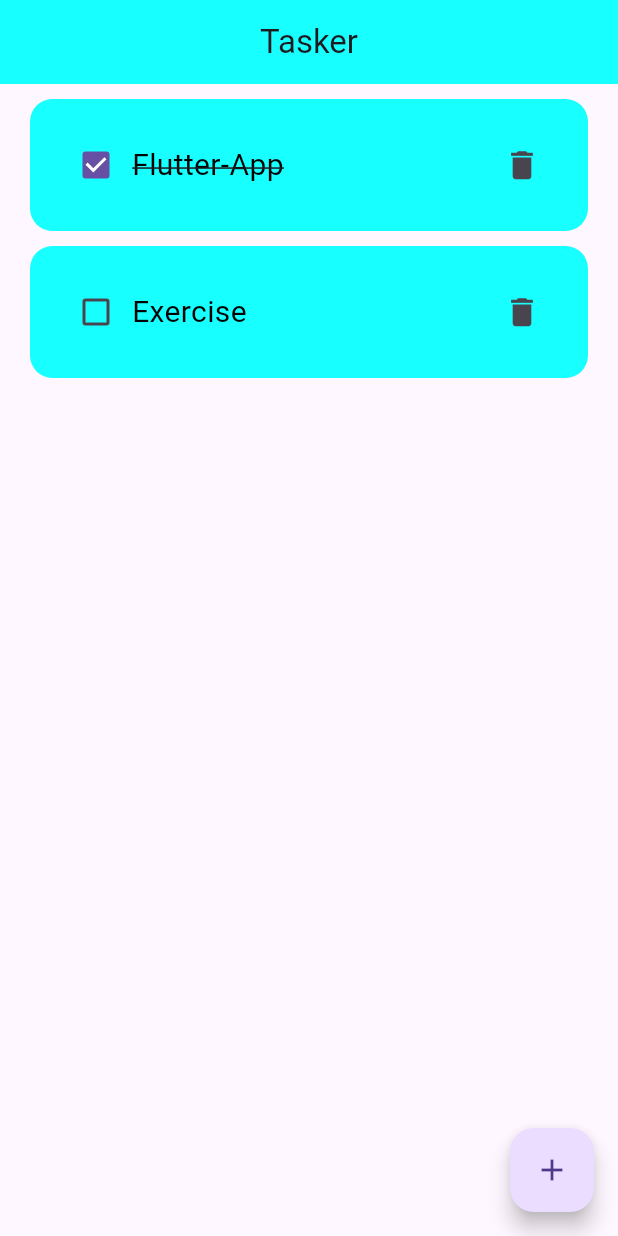
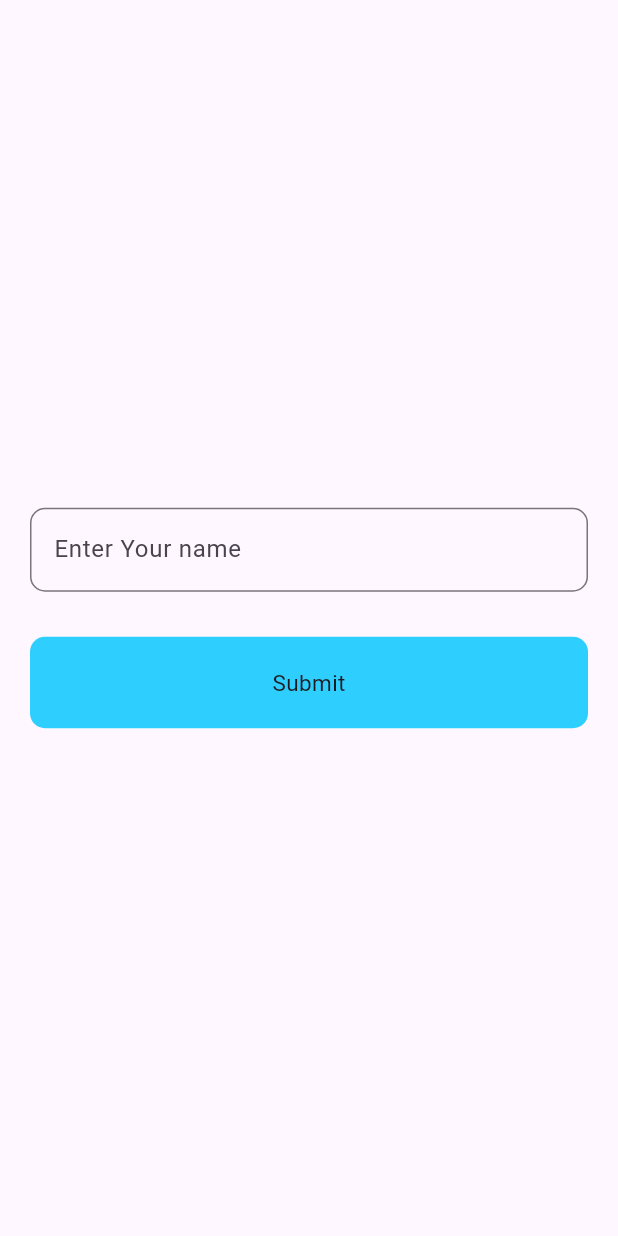
Before and after one commit to sahil-ingle/tasker-app, a Flutter app: the screen it shows after launch, on a phone screen of 412 x 824 dp. Run offline on Flutter 3.47's test engine with Material 3 defaults, Android fonts, the phone set to English and light mode, and no system bars; our stand-ins replace hive, hive_flutter; accounts and stored records are empty.

Commit message:
final update

```diff
--- /dev/null
+++ b/lib/auth/new_or_existing.dart
@@ -0,0 +1,19 @@
+import 'package:flutter/material.dart';
+import 'package:hive_flutter/adapters.dart';
+import 'package:tasker/pages/first_page.dart';
+import 'package:tasker/pages/home_page.dart';
+
+class NewOrExisting extends StatelessWidget {
+  NewOrExisting({super.key});
+
+  final _myBox = Hive.box("myBox");
+
+  @override
+  Widget build(BuildContext context) {
+    if(_myBox.get("name") == null){
+      return FirstPage();
+    }else{
+      return HomePage();
+    }
+  }
+}
--- a/lib/components/my_dialog_box.dart
+++ b/lib/components/my_dialog_box.dart
@@ -13,14 +13,14 @@ class MyDialogBox extends StatelessWidget {
   @override
   Widget build(BuildContext context) {
     return AlertDialog(
-      backgroundColor: Colors.cyanAccent,
-      content: Container(
+      backgroundColor: Colors.white,
+      content: SizedBox(
         height: 200,
         child: Column(
           mainAxisAlignment: MainAxisAlignment.center,
           children: [
             MyTextField(controller: mycontroller, obscureText: false, hintText: "Enter the task",),
-            SizedBox(height: 20,),
+            const SizedBox(height: 20,),
             Row(
               mainAxisAlignment: MainAxisAlignment.center,
               children: [MyButton(text: "Cancel", onTap: onCancelTap),MyButton(text: "Save", onTap: onSaveTap,)],
--- a/lib/database.dart
+++ b/lib/database.dart
@@ -2,17 +2,21 @@ import 'package:hive/hive.dart';
 
 class database{
   List tasks = [];
+  String name = "";
   final _myBox = Hive.box("myBox");
 
   void createInitialData(){
     tasks = [
       ["Flutter-App", true],["Exercise", false]
     ];
+    name = _myBox.get("name");
   }
 
   void loadData(){
     tasks =_myBox.get("tasksData");
+    name = _myBox.get("name");
   }
+
 
   void updateDatabase(){
     _myBox.put("tasksData", tasks);
--- a/lib/main.dart
+++ b/lib/main.dart
@@ -1,16 +1,12 @@
-import 'package:firebase_core/firebase_core.dart';
 import 'package:flutter/material.dart';
 import 'package:hive_flutter/adapters.dart';
-import 'package:tasker/firebase_options.dart';
-import 'package:tasker/pages/home_page.dart';
+import 'package:tasker/auth/new_or_existing.dart';
+
 
 void main() async{
     await Hive.initFlutter();
     // ignore: unused_local_variable
     var box = await Hive.openBox("myBox");
-
-    WidgetsFlutterBinding.ensureInitialized();
-    await Firebase.initializeApp(options: DefaultFirebaseOptions.currentPlatform);
     runApp(const MyApp());
 }
 
@@ -19,9 +15,9 @@ class MyApp extends StatelessWidget {
 
   @override
   Widget build(BuildContext context) {
-    return const MaterialApp(
+    return MaterialApp(
       debugShowCheckedModeBanner: false,
-      home: HomePage()
+      home: NewOrExisting()
     );
   }
 }
--- /dev/null
+++ b/lib/pages/first_page.dart
@@ -0,0 +1,35 @@
+import 'package:flutter/material.dart';
+import 'package:hive_flutter/adapters.dart';
+import 'package:tasker/components/my_button.dart';
+import 'package:tasker/components/my_textfield.dart';
+import 'package:tasker/pages/home_page.dart';
+
+class FirstPage extends StatelessWidget {
+  FirstPage({super.key});
+
+  final TextEditingController _nameController = TextEditingController();
+
+  final _myBox = Hive.box("myBox");
+
+
+  void onTap(BuildContext context){
+    _myBox.put("name", _nameController.text);
+
+
+    Navigator.pushReplacement(context, MaterialPageRoute(builder: (context) => HomePage() ,maintainState: false));
+  }
+
+  @override
+  Widget build(BuildContext context) {
+    return Scaffold(
+      body: Column(
+        mainAxisAlignment: MainAxisAlignment.center,
+        children: [
+          MyTextField(controller: _nameController, obscureText: false, hintText: "Enter Your name"),
+          const SizedBox(height: 30,),
+          MyButton(text: "Submit", onTap: () => onTap(context)),
+        ],
+      ),
+    );
+  }
+}
--- a/lib/pages/home_page.dart
+++ b/lib/pages/home_page.dart
@@ -15,6 +15,7 @@ class _HomePageState extends State<HomePage> {
 
   final _myBox = Hive.box("myBox");
   database db = database();
+  final taskText = TextEditingController();
 
 
   @override
@@ -29,11 +30,6 @@ class _HomePageState extends State<HomePage> {
     super.initState();
   }
 
-
-
-  final taskText = TextEditingController();
-
-  void logout(){}
 
 
   void tickToggle(bool? value, int index){
@@ -71,15 +67,21 @@ class _HomePageState extends State<HomePage> {
     db.updateDatabase();
   }
 
+
   @override
   Widget build(BuildContext context) {
     return Scaffold(
       appBar: AppBar(
-        title: const Text("Tasker"),
-        centerTitle: true,
-        backgroundColor: Colors.cyanAccent,
-        //actions: [IconButton(onPressed: logout, icon: const Icon(Icons.logout))],
-      ),
+          elevation: 1,
+          toolbarHeight: 80,
+          title: Text("Hey there, " + db.name, style: TextStyle(fontSize: 25)),
+          centerTitle: true,
+          titleSpacing: 25,
+          titleTextStyle: const TextStyle(fontSize: 25, color: Colors.black),
+          backgroundColor: Colors.cyanAccent,
+          //actions: [IconButton(onPressed: logout, icon: const Icon(Icons.logout))],
+        ),
+
 
       floatingActionButton: FloatingActionButton(onPressed: addNewTask,child: const Icon(Icons.add),),
 
--- a/pubspec.yaml
+++ b/pubspec.yaml
@@ -7,8 +7,6 @@ environment:
   sdk: '>=3.3.4 <4.0.0'
 
 dependencies:
-  firebase_auth: ^4.19.5
-  firebase_core: ^2.31.0
   hive: ^2.2.3
   hive_flutter: ^1.1.0
   flutter:
```
Also changed, not shown: lib/auth/auth_gate.dart (deleted, +0 -24 lines), lib/auth/auth_service.dart (deleted, +0 -24 lines), lib/auth/register_or_login.dart (deleted, +0 -32 lines), lib/pages/login_page.dart (deleted, +0 -62 lines), lib/pages/register_page.dart (deleted, +0 -80 lines), firebase.json (deleted), pubspec.lock, 3 other files.
